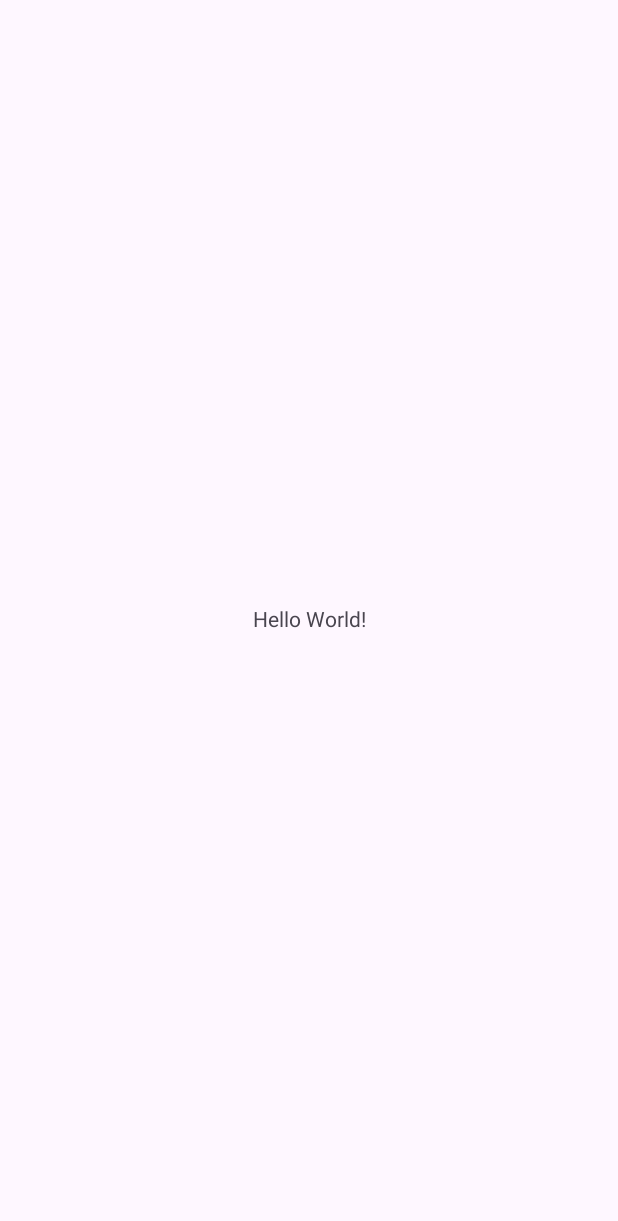
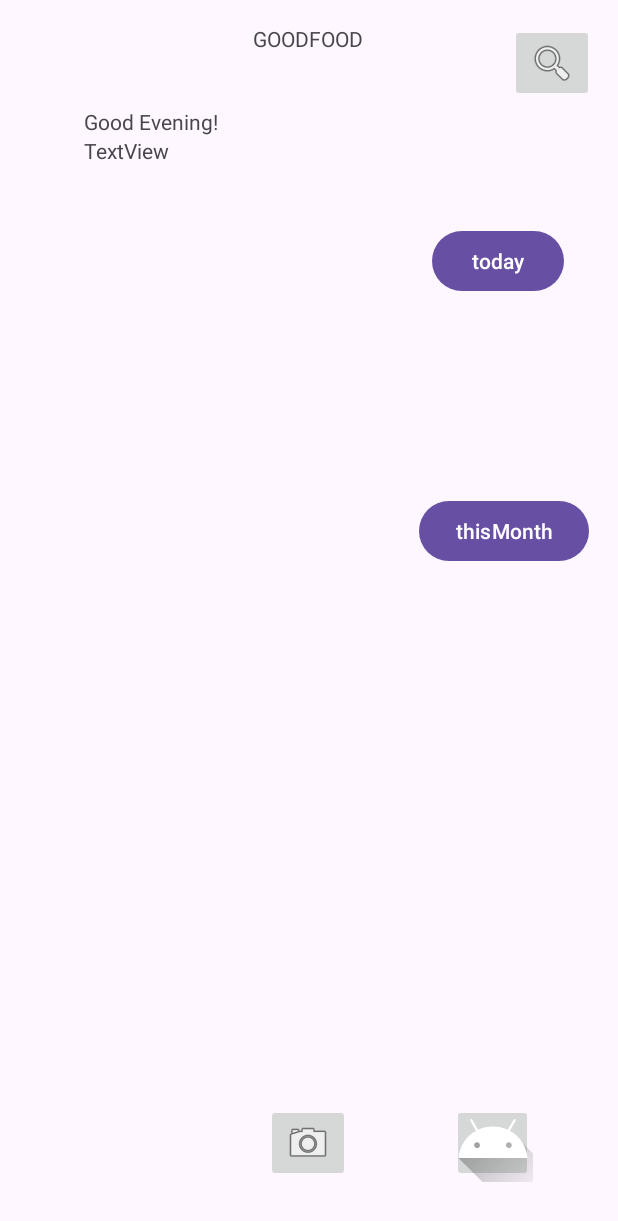
Before and after one commit to szeyu/GoodFood, an Android app: the screen it shows after launch (MainActivity), on a phone screen of 412 x 824 dp. Before the commit the part shown is almost empty. Shown: the top 1221 px of the screen. Run offline under Robolectric (Android 15) with nearby library versions, the phone set to English and light mode, and no system bars.

Commit message:
Add buttons for the next steps for members

```diff
--- a/app/src/main/java/com/example/goodfood/MainActivity.java
+++ b/app/src/main/java/com/example/goodfood/MainActivity.java
@@ -15,10 +15,6 @@ public class MainActivity extends AppCompatActivity {
         super.onCreate(savedInstanceState);
         EdgeToEdge.enable(this);
         setContentView(R.layout.activity_main);
-        ViewCompat.setOnApplyWindowInsetsListener(findViewById(R.id.main), (v, insets) -> {
-            Insets systemBars = insets.getInsets(WindowInsetsCompat.Type.systemBars());
-            v.setPadding(systemBars.left, systemBars.top, systemBars.right, systemBars.bottom);
-            return insets;
-        });
+
     }
 }
--- a/app/src/main/res/layout/activity_main.xml
+++ b/app/src/main/res/layout/activity_main.xml
@@ -8,12 +8,86 @@
     tools:context=".MainActivity">
 
     <TextView
+        android:id="@+id/textView"
         android:layout_width="wrap_content"
         android:layout_height="wrap_content"
-        android:text="Hello World!"
-        app:layout_constraintBottom_toBottomOf="parent"
+        android:layout_marginTop="16dp"
+        android:text="@string/appName"
         app:layout_constraintEnd_toEndOf="parent"
+        app:layout_constraintHorizontal_bias="0.498"
         app:layout_constraintStart_toStartOf="parent"
         app:layout_constraintTop_toTopOf="parent" />
 
+    <ImageButton
+        android:id="@+id/imageButton"
+        android:layout_width="wrap_content"
+        android:layout_height="wrap_content"
+        android:layout_marginTop="16dp"
+        android:layout_marginEnd="16dp"
+        android:contentDescription="Search"
+        app:layout_constraintEnd_toEndOf="parent"
+        app:layout_constraintTop_toTopOf="parent"
+        app:srcCompat="@android:drawable/ic_menu_search" />
+
+    <ImageButton
+        android:id="@+id/cameraButton"
+        android:layout_width="wrap_content"
+        android:layout_height="wrap_content"
+        android:layout_marginBottom="36dp"
+        android:contentDescription="Camera"
+        app:layout_constraintBottom_toBottomOf="parent"
+        app:layout_constraintEnd_toEndOf="parent"
+        app:layout_constraintHorizontal_bias="0.498"
+        app:layout_constraintStart_toStartOf="parent"
+        app:srcCompat="@android:drawable/ic_menu_camera" />
+
+    <TextView
+        android:id="@+id/textView2"
+        android:layout_width="wrap_content"
+        android:layout_height="wrap_content"
+        android:layout_marginStart="56dp"
+        android:layout_marginTop="36dp"
+        android:text="Good Evening!"
+        app:layout_constraintStart_toStartOf="parent"
+        app:layout_constraintTop_toBottomOf="@+id/textView" />
+
+    <TextView
+        android:id="@+id/textView3"
+        android:layout_width="wrap_content"
+        android:layout_height="wrap_content"
+        android:text="TextView"
+        app:layout_constraintStart_toStartOf="@+id/textView2"
+        app:layout_constraintTop_toBottomOf="@+id/textView2" />
+
+    <ImageButton
+        android:id="@+id/profileButton"
+        android:layout_width="54dp"
+        android:layout_height="52dp"
+        android:layout_marginStart="68dp"
+        android:contentDescription="profile button"
+        app:layout_constraintBottom_toBottomOf="@+id/cameraButton"
+        app:layout_constraintStart_toEndOf="@+id/cameraButton"
+        app:layout_constraintTop_toTopOf="@+id/cameraButton"
+        app:srcCompat="@drawable/ic_launcher_foreground" />
+
+    <Button
+        android:id="@+id/todayDashboardButton"
+        android:layout_width="wrap_content"
+        android:layout_height="wrap_content"
+        android:layout_marginTop="40dp"
+        android:layout_marginEnd="36dp"
+        android:text="today"
+        app:layout_constraintEnd_toEndOf="parent"
+        app:layout_constraintTop_toBottomOf="@+id/textView3" />
+
+    <Button
+        android:id="@+id/thisMonthDashboardButton"
+        android:layout_width="wrap_content"
+        android:layout_height="wrap_content"
+        android:layout_marginTop="132dp"
+        android:layout_marginEnd="28dp"
+        android:text="thisMonth"
+        app:layout_constraintEnd_toEndOf="parent"
+        app:layout_constraintStart_toStartOf="@+id/todayDashboardButton"
+        app:layout_constraintTop_toBottomOf="@+id/todayDashboardButton" />
 </androidx.constraintlayout.widget.ConstraintLayout>
--- a/app/src/main/res/values/strings.xml
+++ b/app/src/main/res/values/strings.xml
@@ -1,3 +1,4 @@
 <resources>
     <string name="app_name">GoodFood</string>
+    <string name="appName">GOODFOOD</string>
 </resources>
```
